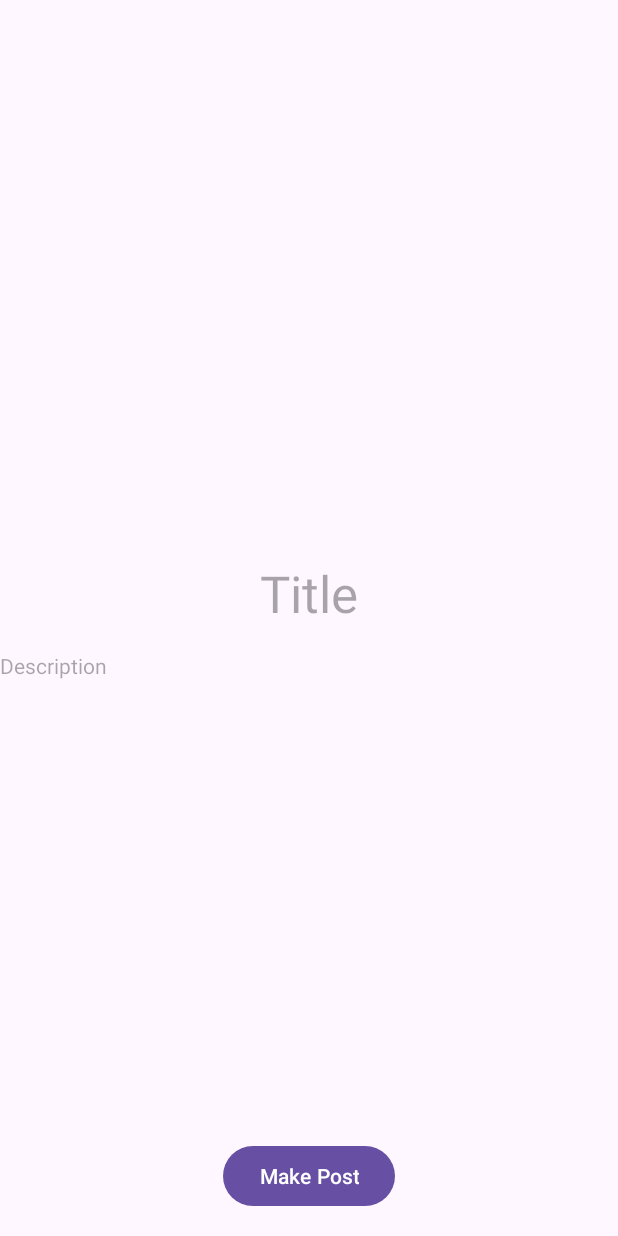
After one commit to christinexu07/MeowMedia, an Android app: the MakePostActivity screen opened directly, with no data from a screen before it, on a phone screen of 412 x 824 dp. The commit adds this screen. Run offline under Robolectric (Android 15) with nearby library versions, the phone set to English and light mode, and no system bars; libraries missing offline, so code that uses them is left out: com.backendless, com.backendless.async, com.backendless.exceptions, com.backendless.files, com.backendless.persistence; 4 statements that could not run were skipped.

Commit message:
Started working on making posts

```diff
--- a/app/build.gradle.kts
+++ b/app/build.gradle.kts
@@ -49,6 +49,7 @@ dependencies {
     implementation("androidx.appcompat:appcompat:1.6.1")
     implementation("com.google.android.material:material:1.11.0")
     implementation("androidx.constraintlayout:constraintlayout:2.1.4")
+    implementation("androidx.activity:activity:1.9.0")
     testImplementation("junit:junit:4.13.2")
     androidTestImplementation("androidx.test.ext:junit:1.1.5")
     androidTestImplementation("androidx.test.espresso:espresso-core:3.5.1")
--- a/app/src/main/AndroidManifest.xml
+++ b/app/src/main/AndroidManifest.xml
@@ -14,6 +14,9 @@
         android:supportsRtl="true"
         android:theme="@style/Theme.MeowMedia2"
         tools:targetApi="31">
+        <activity
+            android:name=".MakePostActivity"
+            android:exported="false" />
         <activity
             android:name=".ProfilePageActivity"
             android:exported="false" />
--- /dev/null
+++ b/app/src/main/java/com/lukasandchristine/meowmedia/MakePostActivity.kt
@@ -0,0 +1,119 @@
+package com.lukasandchristine.meowmedia
+
+import android.graphics.Bitmap
+import android.net.Uri
+import android.os.Bundle
+import android.os.SystemClock
+import android.provider.MediaStore
+import android.util.Log
+import androidx.activity.result.PickVisualMediaRequest
+import androidx.activity.result.contract.ActivityResultContracts
+import androidx.appcompat.app.AppCompatActivity
+import androidx.core.graphics.drawable.toBitmap
+import com.backendless.Backendless
+import com.backendless.async.callback.AsyncCallback
+import com.backendless.exceptions.BackendlessFault
+import com.backendless.files.BackendlessFile
+import com.backendless.persistence.DataQueryBuilder
+import com.lukasandchristine.meowmedia.data.Posts
+import com.lukasandchristine.meowmedia.data.Users
+import com.lukasandchristine.meowmedia.databinding.ActivityMakePostBinding
+
+
+class MakePostActivity : AppCompatActivity() {
+    companion object {
+        const val TAG = "MakePostActivity"
+    }
+    private lateinit var binding: ActivityMakePostBinding
+    private lateinit var userObject: Users
+    private var currentTimeMillis: Long = 0
+    override fun onCreate(savedInstanceState: Bundle?) {
+        super.onCreate(savedInstanceState)
+        binding = ActivityMakePostBinding.inflate(layoutInflater)
+        setContentView(binding.root)
+
+        getUserInfo()
+        setListeners()
+    }
+
+    private fun setListeners() {
+        binding.buttonMakePostMakePost.setOnClickListener{
+            uploadContent()
+            makePost()
+        }
+
+        binding.imageViewMakePostContent.setOnClickListener{
+            chooseContent()
+        }
+    }
+
+    private fun uploadContent() {
+        val photo: Bitmap = binding.imageViewMakePostContent.drawable.toBitmap()
+        currentTimeMillis = System.currentTimeMillis()
+        Backendless.Files.Android.upload(
+            photo,
+            Bitmap.CompressFormat.PNG,
+            100,
+            "${userObject.username}_${currentTimeMillis}.png",
+            "Posts"
+        )
+    }
+
+    private fun makePost() {
+        val post: Posts = Posts()
+        post.postTitle = binding.textViewMakePostTitle.text.toString()
+        post.postDescription = binding.textViewMakePostDescription.text.toString()
+
+        post.postContent = "https://stockyteaching-us.backendless.app/api/files/Posts/${userObject.username}_${currentTimeMillis}"
+
+
+        // save object synchronously
+        val savedContact: Contact = Backendless.Data.of(Contact::class.java).save(contact)
+
+
+        // save object asynchronously
+        Backendless.Data.of(Contact::class.java).save(contact, object : AsyncCallback<Contact?> {
+            override fun handleResponse(response: Contact?) {
+                // new Contact instance has been saved
+            }
+
+            override fun handleFault(fault: BackendlessFault) {
+                // an error has occurred, the error code can be retrieved with fault.getCode()
+            }
+        })
+    }
+
+    private fun chooseContent() {
+        val pickMedia = registerForActivityResult(ActivityResultContracts.PickVisualMedia()) { uri ->
+            if (uri != null) {
+                Log.d("PhotoPicker", "Selected URI: $uri")
+                val bitmap: Bitmap = MediaStore.Images.Media.getBitmap(
+                    contentResolver, Uri.parse(
+                    uri.toString()
+                ))
+                val myImgView = binding.imageViewMakePostContent
+                myImgView.setImageBitmap(bitmap)
+            } else {
+                Log.d("PhotoPicker", "No media selected")
+            }
+        }
+        pickMedia.launch(PickVisualMediaRequest(ActivityResultContracts.PickVisualMedia.ImageOnly))
+    }
+
+    private fun getUserInfo() {
+        val userId = Backendless.UserService.CurrentUser().userId!!
+        val whereClause = "ownerId = '$userId'"
+        val queryBuilder = DataQueryBuilder.create()
+        queryBuilder.whereClause = whereClause
+        Backendless.Data.of(Users::class.java).find(queryBuilder, object: AsyncCallback<List<Users>> {
+            override fun handleResponse(userList: List<Users>?) {
+                Log.d(MainActivity.TAG, "handleResponse: $userList")
+                userObject = userList?.get(0)!!
+            }
+
+            override fun handleFault(fault: BackendlessFault) {
+                Log.d(MainActivity.TAG, "handleFault: Code ${fault.code}\n${fault.detail}")
+            }
+        })
+    }
+}
--- a/app/src/main/java/com/lukasandchristine/meowmedia/data/Posts.kt
+++ b/app/src/main/java/com/lukasandchristine/meowmedia/data/Posts.kt
@@ -9,7 +9,7 @@ data class Posts(
     var postTitle: String? = null,
     var postDescription: String? = "",
     var postContent: String? = null,
-    var isVideo: Boolean,
+    var isVideo: Boolean = false,
     var likeCount: Int = 0,
-    var comments: List<Comments>,
+    var comments: List<Comments>? = null,
 ): Parcelable
--- a/app/src/main/res/layout/activity_login.xml
+++ b/app/src/main/res/layout/activity_login.xml
@@ -22,7 +22,7 @@
         android:textSize="18dp"
         app:layout_constraintEnd_toEndOf="parent"
         app:layout_constraintStart_toStartOf="parent"
-        app:layout_constraintTop_toBottomOf="@+id/imageView_login_text" />
+        app:layout_constraintTop_toBottomOf="@+id/imageView_main_text" />
 
     <ImageView
         android:id="@+id/imageView_login_logo"
@@ -36,7 +36,7 @@
         tools:srcCompat="@drawable/logo" />
 
     <ImageView
-        android:id="@+id/imageView_login_text"
+        android:id="@+id/imageView_main_text"
         android:layout_width="300dp"
         android:layout_height="79dp"
         android:layout_marginTop="24dp"
--- a/app/src/main/res/layout/activity_main.xml
+++ b/app/src/main/res/layout/activity_main.xml
@@ -2,12 +2,13 @@
 <androidx.constraintlayout.widget.ConstraintLayout xmlns:android="http://schemas.android.com/apk/res/android"
     xmlns:app="http://schemas.android.com/apk/res-auto"
     xmlns:tools="http://schemas.android.com/tools"
+    android:id="@+id/layout_main"
     android:layout_width="match_parent"
     android:layout_height="match_parent"
     tools:context=".MainActivity">
 
     <ImageView
-        android:id="@+id/imageView_login_text"
+        android:id="@+id/imageView_main_text"
         android:layout_width="300dp"
         android:layout_height="79dp"
         android:layout_marginTop="16dp"
@@ -19,6 +20,7 @@
 
 
     <androidx.recyclerview.widget.RecyclerView
+        android:id="@+id/recyclerView_main_postsList"
         android:layout_width="409dp"
         android:layout_height="634dp"
         tools:layout_editor_absoluteX="1dp"
--- /dev/null
+++ b/app/src/main/res/layout/activity_make_post.xml
@@ -0,0 +1,62 @@
+<?xml version="1.0" encoding="utf-8"?>
+<androidx.constraintlayout.widget.ConstraintLayout xmlns:android="http://schemas.android.com/apk/res/android"
+    xmlns:app="http://schemas.android.com/apk/res-auto"
+    xmlns:tools="http://schemas.android.com/tools"
+    android:id="@+id/layout_makePost"
+    android:layout_width="match_parent"
+    android:layout_height="match_parent"
+    tools:context=".MakePostActivity">
+
+    <ImageView
+        android:id="@+id/imageView_makePost_content"
+        android:layout_width="0dp"
+        android:layout_height="0dp"
+        app:layout_constraintBottom_toTopOf="@+id/guideline_makePost_midpoint"
+        app:layout_constraintEnd_toEndOf="parent"
+        app:layout_constraintStart_toStartOf="parent"
+        app:layout_constraintTop_toTopOf="parent"
+        tools:srcCompat="@tools:sample/avatars" />
+
+    <androidx.constraintlayout.widget.Guideline
+        android:id="@+id/guideline_makePost_midpoint"
+        android:layout_width="wrap_content"
+        android:layout_height="wrap_content"
+        android:orientation="horizontal"
+        app:layout_constraintGuide_begin="365dp" />
+
+    <TextView
+        android:id="@+id/textView_makePost_title"
+        android:layout_width="0dp"
+        android:layout_height="wrap_content"
+        android:layout_marginTop="8dp"
+        android:hint="Title"
+        android:textAlignment="center"
+        android:textSize="34sp"
+        app:layout_constraintEnd_toEndOf="parent"
+        app:layout_constraintStart_toStartOf="parent"
+        app:layout_constraintTop_toBottomOf="@+id/imageView_makePost_content" />
+
+    <TextView
+        android:id="@+id/textView_makePost_description"
+        android:layout_width="0dp"
+        android:layout_height="0dp"
+        android:layout_marginTop="16dp"
+        android:layout_marginBottom="8dp"
+        android:hint="Description"
+        android:textAlignment="viewStart"
+        app:layout_constraintBottom_toTopOf="@+id/button_makePost_makePost"
+        app:layout_constraintEnd_toEndOf="parent"
+        app:layout_constraintStart_toStartOf="parent"
+        app:layout_constraintTop_toBottomOf="@+id/textView_makePost_title" />
+
+    <Button
+        android:id="@+id/button_makePost_makePost"
+        android:layout_width="wrap_content"
+        android:layout_height="wrap_content"
+        android:layout_marginBottom="16dp"
+        android:text="Make Post"
+        app:layout_constraintBottom_toBottomOf="parent"
+        app:layout_constraintEnd_toEndOf="parent"
+        app:layout_constraintStart_toStartOf="parent" />
+
+</androidx.constraintlayout.widget.ConstraintLayout>
--- a/app/src/main/res/layout/activity_registration.xml
+++ b/app/src/main/res/layout/activity_registration.xml
@@ -20,7 +20,7 @@
         tools:srcCompat="@drawable/logo" />
 
     <ImageView
-        android:id="@+id/imageView_login_text"
+        android:id="@+id/imageView_main_text"
         android:layout_width="300dp"
         android:layout_height="79dp"
         android:layout_marginTop="8dp"
@@ -62,7 +62,7 @@
         app:layout_constraintEnd_toEndOf="parent"
         app:layout_constraintHorizontal_bias="0.5"
         app:layout_constraintStart_toStartOf="parent"
-        app:layout_constraintTop_toBottomOf="@+id/imageView_login_text" />
+        app:layout_constraintTop_toBottomOf="@+id/imageView_main_text" />
 
     <EditText
         android:id="@+id/editTextTextPassword"
```
Also changed, not shown: app/src/main/java/com/lukasandchristine/meowmedia/MainActivity.kt (+15 -2 lines), app/src/main/java/com/lukasandchristine/meowmedia/MainAdapter.kt (added, +50 -0 lines), app/src/main/res/layout/item_post.xml (added, +27 -0 lines).
